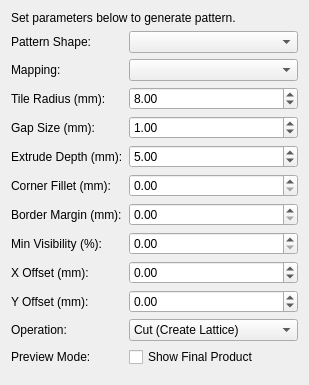
First picture: the form in freecad/latticegen/resources/ui/lattice_panel.ui, repository saltchicken/LatticeGen, before the edit.
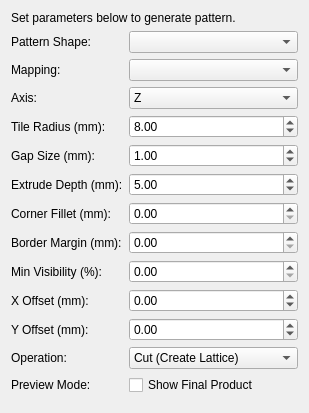
Second picture: the form after the edit.

What changed in the file:
```diff
--- a/freecad/latticegen/resources/ui/lattice_panel.ui
+++ b/freecad/latticegen/resources/ui/lattice_panel.ui
@@ -16,31 +16,39 @@
       <widget class="QComboBox" name="mapping_combo">
       </widget>
      </item>
-     <item row="2" column="0"><widget class="QLabel"><property name="text"><string>Tile Radius (mm):</string></property></widget></item>
-     <item row="2" column="1"><widget class="QDoubleSpinBox" name="radius_spin"><property name="value"><double>8.0</double></property></widget></item>
-     <item row="3" column="0"><widget class="QLabel"><property name="text"><string>Gap Size (mm):</string></property></widget></item>
-     <item row="3" column="1"><widget class="QDoubleSpinBox" name="gap_spin"><property name="value"><double>1.0</double></property></widget></item>
-     <item row="4" column="0"><widget class="QLabel"><property name="text"><string>Extrude Depth (mm):</string></property></widget></item>
-     <item row="4" column="1"><widget class="QDoubleSpinBox" name="depth_spin"><property name="value"><double>5.0</double></property></widget></item>
-     <item row="5" column="0"><widget class="QLabel"><property name="text"><string>Corner Fillet (mm):</string></property></widget></item>
-     <item row="5" column="1"><widget class="QDoubleSpinBox" name="fillet_spin"><property name="value"><double>0.0</double></property></widget></item>
-     <item row="6" column="0"><widget class="QLabel"><property name="text"><string>Border Margin (mm):</string></property></widget></item>
-     <item row="6" column="1"><widget class="QDoubleSpinBox" name="border_spin"><property name="value"><double>0.0</double></property></widget></item>
-     <item row="7" column="0"><widget class="QLabel"><property name="text"><string>Min Visibility (%):</string></property></widget></item>
-     <item row="7" column="1"><widget class="QDoubleSpinBox" name="threshold_spin"><property name="value"><double>0.0</double></property></widget></item>
-     <item row="8" column="0"><widget class="QLabel"><property name="text"><string>X Offset (mm):</string></property></widget></item>
-     <item row="8" column="1"><widget class="QDoubleSpinBox" name="offset_x_spin"><property name="minimum"><double>-1000.0</double></property><property name="maximum"><double>1000.0</double></property></widget></item>
-     <item row="9" column="0"><widget class="QLabel"><property name="text"><string>Y Offset (mm):</string></property></widget></item>
-     <item row="9" column="1"><widget class="QDoubleSpinBox" name="offset_y_spin"><property name="minimum"><double>-1000.0</double></property><property name="maximum"><double>1000.0</double></property></widget></item>
-     <item row="10" column="0"><widget class="QLabel"><property name="text"><string>Operation:</string></property></widget></item>
-     <item row="10" column="1">
+     <item row="2" column="0"><widget class="QLabel"><property name="text"><string>Axis:</string></property></widget></item>
+     <item row="2" column="1">
+      <widget class="QComboBox" name="axis_combo">
+       <item><property name="text"><string>Z</string></property></item>
+       <item><property name="text"><string>X</string></property></item>
+       <item><property name="text"><string>Y</string></property></item>
+      </widget>
+     </item>
+     <item row="3" column="0"><widget class="QLabel"><property name="text"><string>Tile Radius (mm):</string></property></widget></item>
+     <item row="3" column="1"><widget class="QDoubleSpinBox" name="radius_spin"><property name="value"><double>8.0</double></property></widget></item>
+     <item row="4" column="0"><widget class="QLabel"><property name="text"><string>Gap Size (mm):</string></property></widget></item>
+     <item row="4" column="1"><widget class="QDoubleSpinBox" name="gap_spin"><property name="value"><double>1.0</double></property></widget></item>
+     <item row="5" column="0"><widget class="QLabel"><property name="text"><string>Extrude Depth (mm):</string></property></widget></item>
+     <item row="5" column="1"><widget class="QDoubleSpinBox" name="depth_spin"><property name="value"><double>5.0</double></property></widget></item>
+     <item row="6" column="0"><widget class="QLabel"><property name="text"><string>Corner Fillet (mm):</string></property></widget></item>
+     <item row="6" column="1"><widget class="QDoubleSpinBox" name="fillet_spin"><property name="value"><double>0.0</double></property></widget></item>
+     <item row="7" column="0"><widget class="QLabel"><property name="text"><string>Border Margin (mm):</string></property></widget></item>
+     <item row="7" column="1"><widget class="QDoubleSpinBox" name="border_spin"><property name="value"><double>0.0</double></property></widget></item>
+     <item row="8" column="0"><widget class="QLabel"><property name="text"><string>Min Visibility (%):</string></property></widget></item>
+     <item row="8" column="1"><widget class="QDoubleSpinBox" name="threshold_spin"><property name="value"><double>0.0</double></property></widget></item>
+     <item row="9" column="0"><widget class="QLabel"><property name="text"><string>X Offset (mm):</string></property></widget></item>
+     <item row="9" column="1"><widget class="QDoubleSpinBox" name="offset_x_spin"><property name="minimum"><double>-1000.0</double></property><property name="maximum"><double>1000.0</double></property></widget></item>
+     <item row="10" column="0"><widget class="QLabel"><property name="text"><string>Y Offset (mm):</string></property></widget></item>
+     <item row="10" column="1"><widget class="QDoubleSpinBox" name="offset_y_spin"><property name="minimum"><double>-1000.0</double></property><property name="maximum"><double>1000.0</double></property></widget></item>
+     <item row="11" column="0"><widget class="QLabel"><property name="text"><string>Operation:</string></property></widget></item>
+     <item row="11" column="1">
       <widget class="QComboBox" name="operation_combo">
        <item><property name="text"><string>Cut (Create Lattice)</string></property></item>
        <item><property name="text"><string>Common (Create Panels)</string></property></item>
       </widget>
      </item>
-     <item row="11" column="0"><widget class="QLabel"><property name="text"><string>Preview Mode:</string></property></widget></item>
-     <item row="11" column="1">
+     <item row="12" column="0"><widget class="QLabel"><property name="text"><string>Preview Mode:</string></property></widget></item>
+     <item row="12" column="1">
       <widget class="QCheckBox" name="preview_toggle_check">
        <property name="text"><string>Show Final Product</string></property>
       </widget>
```
